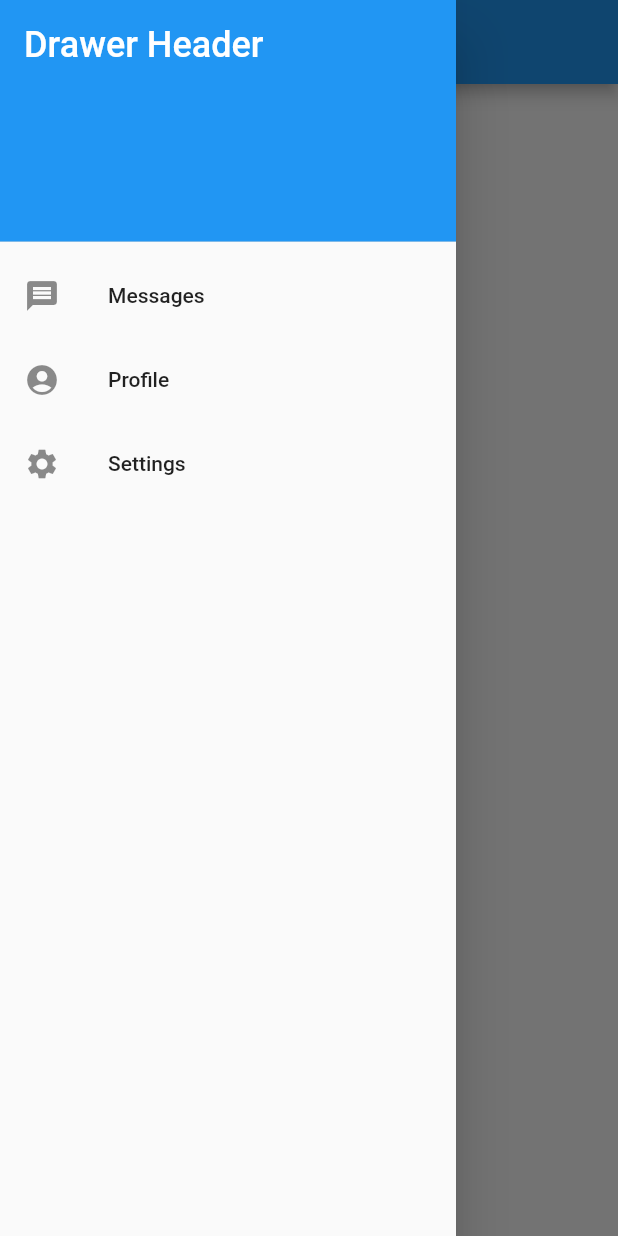
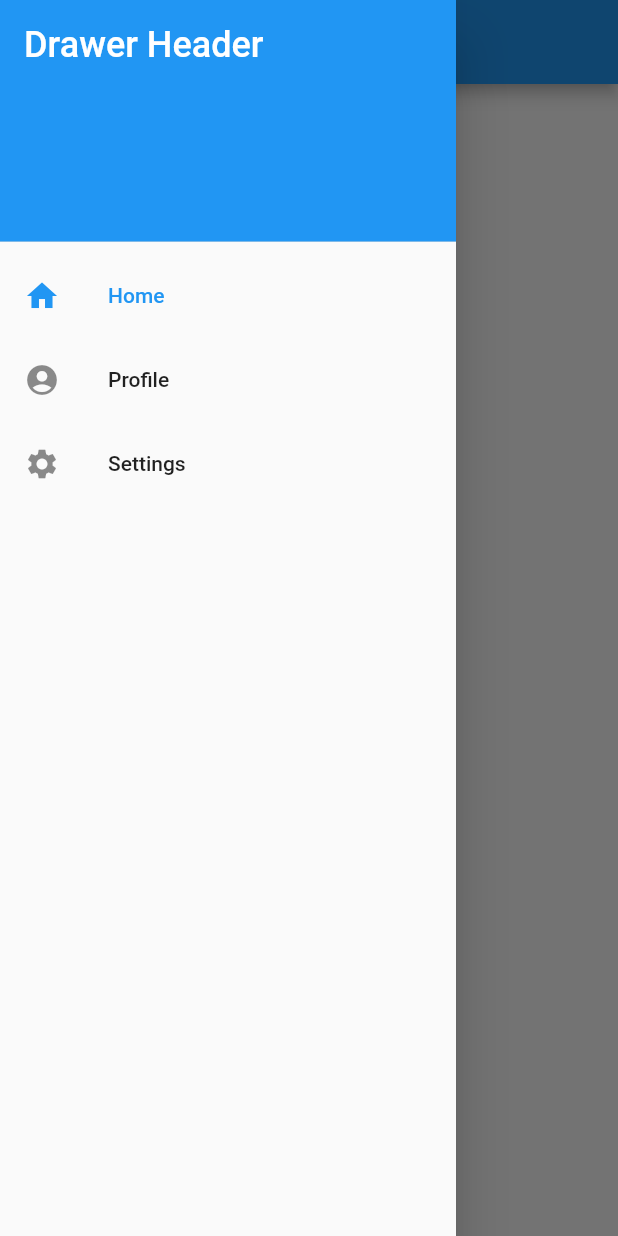
Before and after one commit to thana19/flutter03, a Flutter app: the screen it shows after launch, with the side drawer open, on a phone screen of 412 x 824 dp. Run offline on Flutter 3.47's test engine with Material 2 defaults, Android fonts, the phone set to English and light mode, and no system bars.

Commit message:
menu navigate page

```diff
--- a/lib/main.dart
+++ b/lib/main.dart
@@ -1,6 +1,7 @@
 import 'package:flutter/material.dart';
 import 'package:flutter03/pages/HomePage.dart';
-import 'package:flutter03/pages/MyHomePage.dart';
+import 'package:flutter03/pages/ProfilePage.dart';
+import 'package:flutter03/pages/SettingPage.dart';
 
 void main() {
   runApp(MyApp());
@@ -20,7 +21,9 @@ class MyApp extends StatelessWidget {
       // home: MyHomePage(title: 'Flutter Demo Home Page'),
       initialRoute: '/',
       routes: {
-        '/' : (context) => HomePage()
+        '/' : (context) => HomePage(),
+        '/profile' : (context) => ProfilePage(),
+        '/setting' : (context) => SettingPage(),
       },
     );
   }
--- a/lib/widgets/menu.dart
+++ b/lib/widgets/menu.dart
@@ -13,7 +13,7 @@ class _MenuState extends State<Menu> {
     return Drawer(
       child: ListView(
         padding: EdgeInsets.zero,
-        children: const <Widget>[
+        children: <Widget>[
           DrawerHeader(
             decoration: BoxDecoration(
               color: Colors.blue,
@@ -27,16 +27,28 @@ class _MenuState extends State<Menu> {
             ),
           ),
           ListTile(
-            leading: Icon(Icons.message),
-            title: Text('Messages'),
+            leading: Icon(Icons.home),
+            title: Text('Home'),
+            onTap: () {
+              Navigator.of(context, rootNavigator: true).pushNamedAndRemoveUntil('/', (route) => false);
+            },
+            selected: ModalRoute.of(context)!.settings.name == '/' ? true : false ,
           ),
           ListTile(
             leading: Icon(Icons.account_circle),
             title: Text('Profile'),
+            onTap: () {
+              Navigator.of(context, rootNavigator: true).pushNamedAndRemoveUntil('/profile', (route) => false);
+            },
+            selected: ModalRoute.of(context)!.settings.name == '/profile' ? true : false ,
           ),
           ListTile(
             leading: Icon(Icons.settings),
             title: Text('Settings'),
+            onTap: () {
+              Navigator.of(context, rootNavigator: true).pushNamedAndRemoveUntil('/setting', (route) => false);
+            },
+            selected: ModalRoute.of(context)!.settings.name == '/setting' ? true : false ,
           ),
         ],
       ),
```
Also changed, not shown: lib/pages/ProfilePage.dart (added, +21 -0 lines), lib/pages/SettingPage.dart (added, +21 -0 lines).
